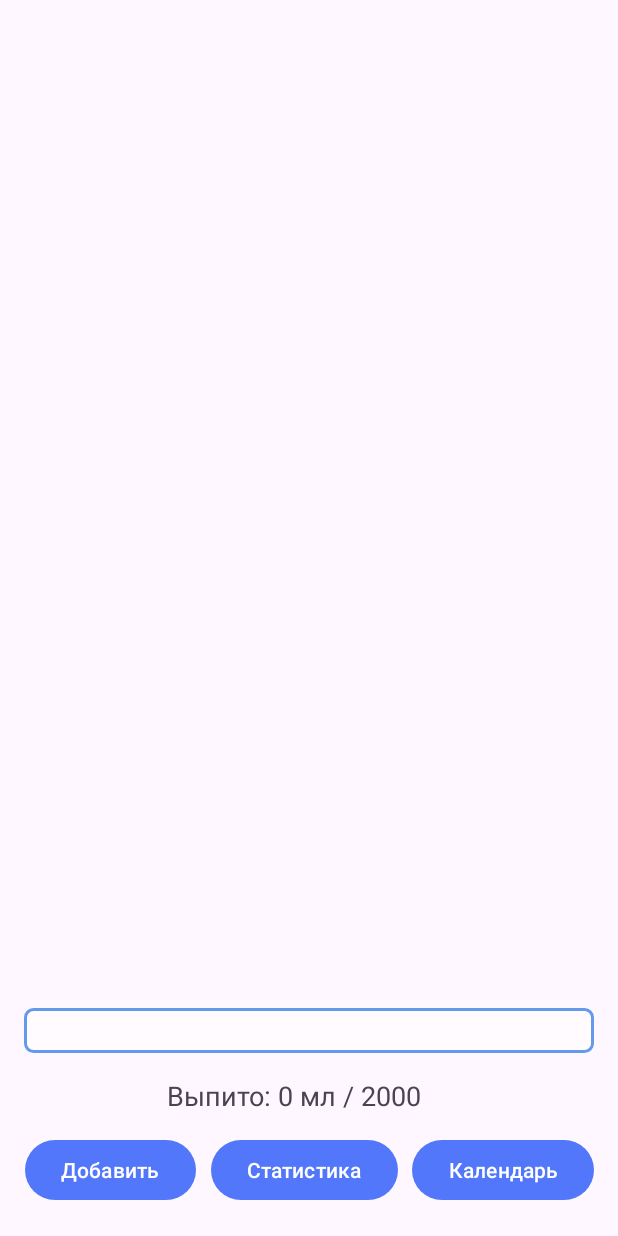
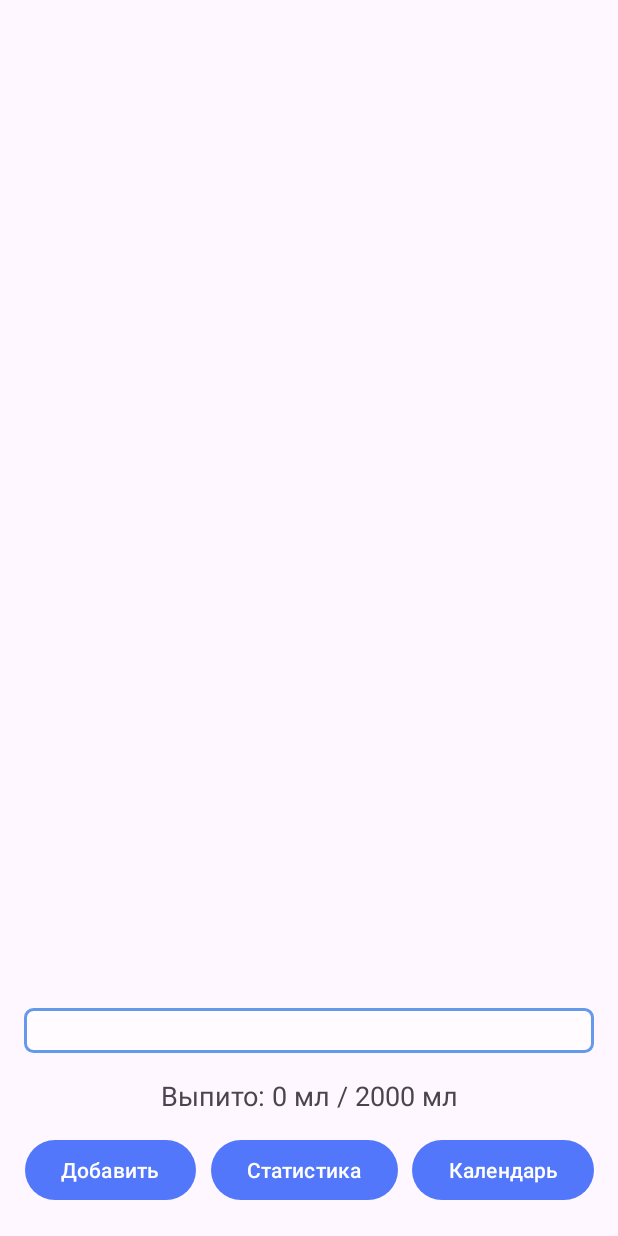
Before and after one commit to josephiskingkong/waterTracker, an Android app: the screen it shows after launch (MainActivity), on a phone screen of 412 x 824 dp. Run offline under Robolectric (Android 15) with nearby library versions, the phone set to English and light mode, and no system bars; our stand-ins replace Room's generated code.

Commit message:
Fix gaps and border thickness in main activity

```diff
--- a/app/src/main/res/drawable/style_item_water_record.xml
+++ b/app/src/main/res/drawable/style_item_water_record.xml
@@ -2,7 +2,7 @@
 <shape xmlns:android="http://schemas.android.com/apk/res/android">
     <solid android:color="@android:color/transparent"/>
     <stroke
-        android:width="4dp"
+        android:width="2dp"
         android:color="@color/primary"/>
     <corners android:radius="16dp"/>
 </shape>
--- a/app/src/main/res/layout/activity_main.xml
+++ b/app/src/main/res/layout/activity_main.xml
@@ -12,6 +12,7 @@
         android:layout_width="382dp"
         android:layout_height="536dp"
         android:layout_margin="16dp"
+        android:paddingTop="20dp"
         app:layout_constraintBottom_toTopOf="@id/progressBar"
         app:layout_constraintEnd_toEndOf="parent"
         app:layout_constraintStart_toStartOf="parent"
@@ -21,7 +22,8 @@
         android:id="@+id/progressBar"
         style="?android:attr/progressBarStyleHorizontal"
         android:layout_width="0dp"
-        android:layout_height="30dp"
+        android:layout_height="50dp"
+        android:paddingTop="20dp"
         android:layout_margin="16dp"
         android:max="100"
         android:progressDrawable="@drawable/progress_bar"
@@ -31,11 +33,12 @@
 
     <TextView
         android:id="@+id/tvProgress"
-        android:layout_width="189dp"
+        android:layout_width="match_parent"
         android:layout_height="22dp"
         android:layout_margin="16dp"
         android:text="@string/textView_volume_water"
         android:textSize="18sp"
+        android:gravity="center"
         app:layout_constraintBottom_toTopOf="@id/btnAddWater"
         app:layout_constraintEnd_toEndOf="parent"
         app:layout_constraintStart_toStartOf="parent" />
```
Also changed, not shown: 1 other file.
